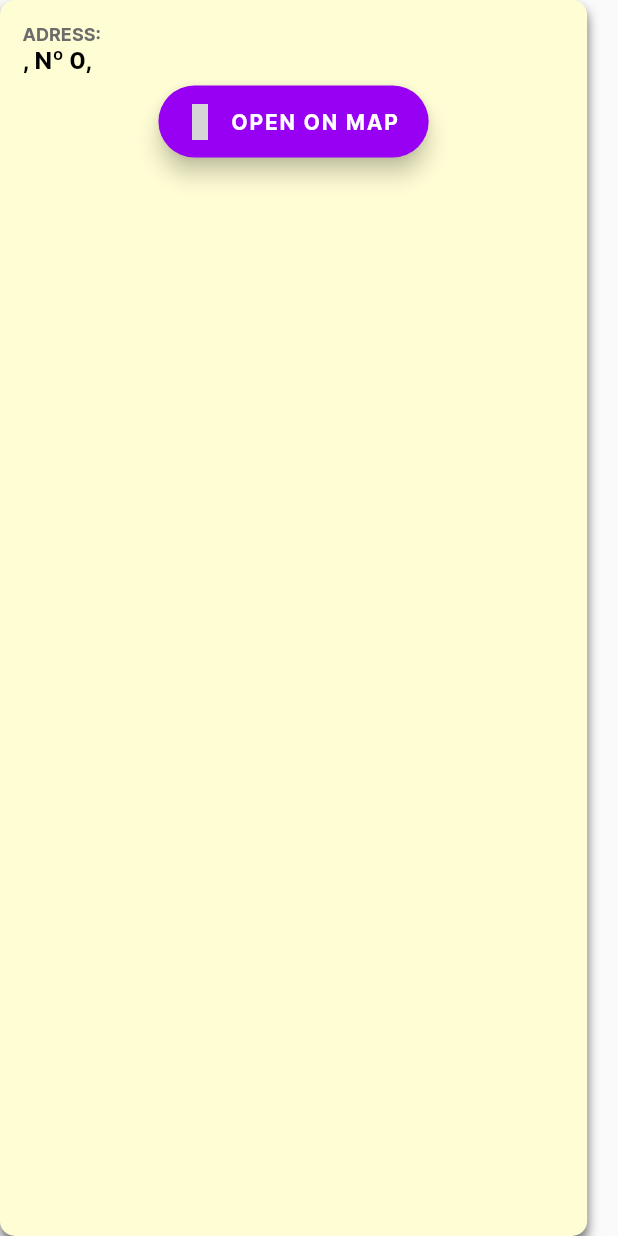
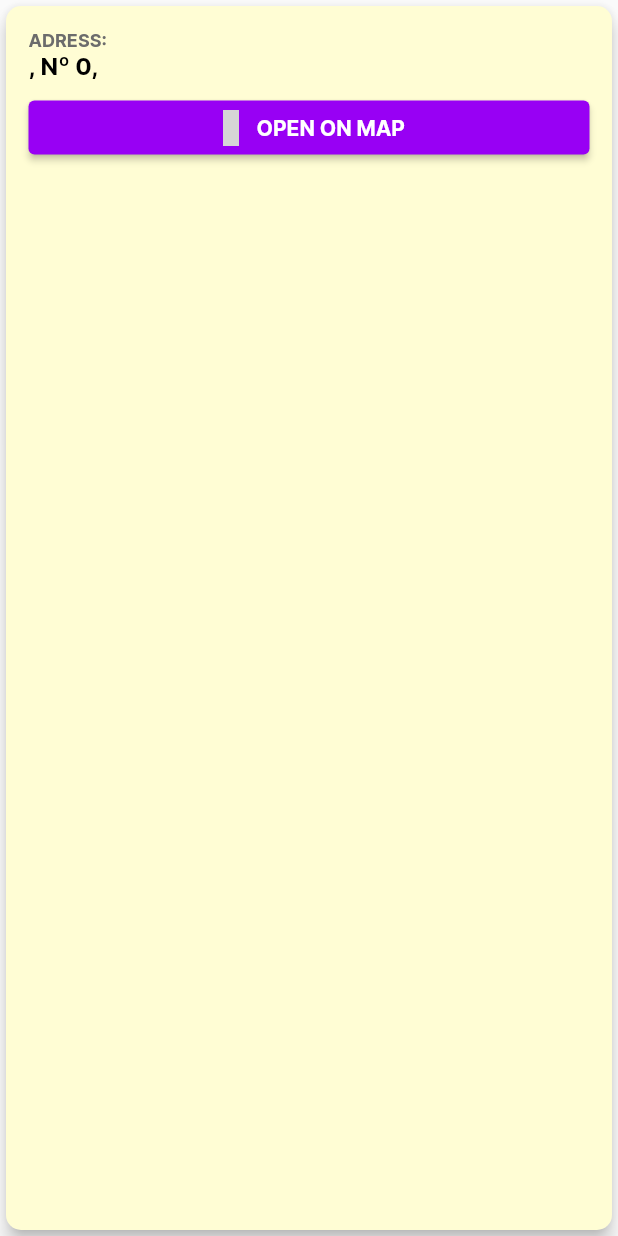
Before and after one commit to Partika/random_person_generator, a Flutter app: the LocationBody widget shown alone on an empty page, opened directly with empty values, on a phone screen of 412 x 824 dp. Run offline on Flutter 3.47's test engine with Material 2 defaults, Android fonts, the phone set to English and light mode, and no system bars; our stand-ins replace bloc, dartz, dio, equatable, flutter_bloc, get_it and 4 more; missing offline and left inert: map_launcher; accounts and stored records are empty; grey boxes are pictures that could not be loaded.

Commit message:
fix: alguns ajustes que eu lembrei

```diff
--- a/lib/features/person/presentation/pages/person_page.dart
+++ b/lib/features/person/presentation/pages/person_page.dart
@@ -13,7 +13,8 @@ class _PersonPageState extends State<PersonPage> {
   int currentPageIndex = 0;
   @override
   Widget build(BuildContext context) {
-    return Scaffold(
+    return SafeArea(
+      child: Scaffold(
           backgroundColor: const Color(0xFFF6F6F6),
           appBar: AppBar(
             backgroundColor: Colors.transparent,
@@ -53,6 +54,7 @@ class _PersonPageState extends State<PersonPage> {
           body: const <Widget>[
             PersonInfo(),
             PersonLocation(),
-        ][currentPageIndex]);
+          ][currentPageIndex]),
+    );
   }
 }
--- a/lib/features/person/presentation/widgets/location_body.dart
+++ b/lib/features/person/presentation/widgets/location_body.dart
@@ -14,20 +14,11 @@ class LocationBody extends StatelessWidget {
 
   @override
   Widget build(BuildContext context) {
-    return Container(
-      width: MediaQuery.of(context).size.width * 0.95,
-      alignment: Alignment.topLeft,
-      decoration: const BoxDecoration(
-        color: Color(0xFFFFFDD4),
-        borderRadius: BorderRadius.all(Radius.circular(10)),
-        boxShadow: [
-          BoxShadow(
-            blurRadius: 5,
-            offset: Offset(0, 5),
-            color: Color(0x88000000),
-          )
-        ],
-      ),
+    return Card(
+      color: const Color(0xFFFFFDD4),
+      elevation: 5.0,
+      shape: const RoundedRectangleBorder(
+          borderRadius: BorderRadius.all(Radius.circular(10))),
       child: Padding(
         padding: const EdgeInsets.all(15.0),
         child: Column(
@@ -47,20 +38,30 @@ class LocationBody extends StatelessWidget {
             ),
             Padding(
               padding: const EdgeInsets.only(top: 8.0),
-              child: Center(
-                child: FloatingActionButton.extended(
-                  backgroundColor: const Color(0xFF9800F4),
+              child: ElevatedButton(
+                style: ElevatedButton.styleFrom(
+                  primary: const Color(0xFF9800F4),
+                ),
                 onPressed: () async {
                   await MapLauncher.showMarker(
                     mapType: MapType.google,
                     coords: Coords(double.parse(person.locationLatitude),
                         double.parse(person.locationLongitude)),
-                      title: (person.locationStreet +
-                          ', ${person.locationNumber}'),
+                    title:
+                        (person.locationStreet + ', ${person.locationNumber}'),
                   );
                 },
-                  icon: const Icon(MdiIcons.mapSearch),
-                  label: const Text('OPEN ON MAP'),
+                child: Center(
+                  child: Row(
+                    mainAxisAlignment: MainAxisAlignment.center,
+                    children: const <Widget>[
+                      Icon(MdiIcons.mapSearch),
+                      Padding(
+                        padding: EdgeInsets.only(left: 5),
+                        child: Text('OPEN ON MAP'),
+                      ),
+                    ],
+                  ),
                 ),
               ),
             )
```
Also changed, not shown: lib/features/person/presentation/pages/dashboard_page.dart (+18 -14 lines), lib/features/person/presentation/widgets/person_controls.dart (+8 -5 lines). Lines whose indentation alone changed are shown as unchanged.
